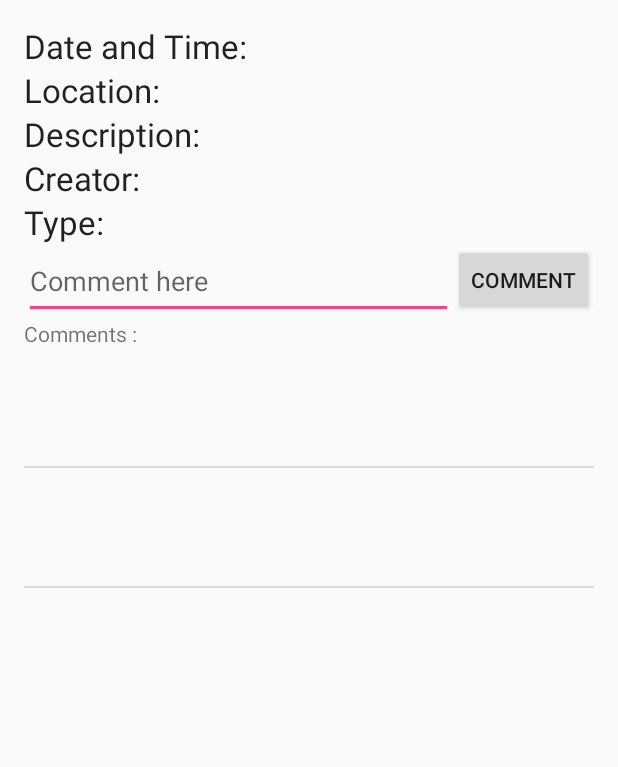
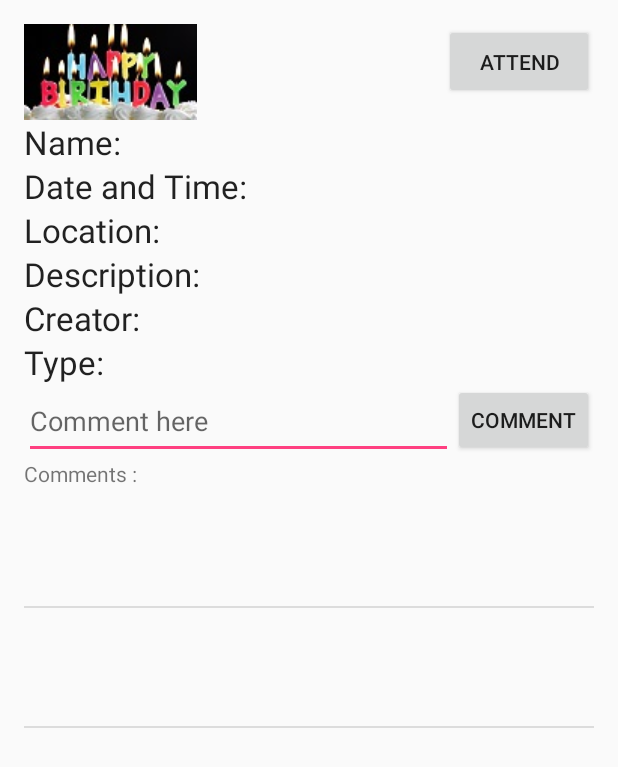
Before and after one commit to omerakin/Lets_Event_Application, an Android app: the layout activity_event_description.xml on its own in the app's theme, with its tools: preview values and no code run, on a phone screen of 412 x 824 dp. Shown: the top 767 px of the screen. Run offline under Robolectric (Android 15) with nearby library versions, the phone set to English and light mode, and no system bars.

Commit message:
Application is coming...

```diff
--- a/app/src/main/java/com/example/akin_/letseventapplication/EventDescriptionActivity.java
+++ b/app/src/main/java/com/example/akin_/letseventapplication/EventDescriptionActivity.java
@@ -156,11 +156,6 @@ public class EventDescriptionActivity extends AppCompatActivity {
 
     }
 
-
-
-
-
-
     private void runQuery() {
         ParseQuery<ParseObject> query = ParseQuery.getQuery("Comments");
         query.findInBackground(new FindCallback<ParseObject>() {
@@ -188,6 +183,7 @@ public class EventDescriptionActivity extends AppCompatActivity {
         });
 
     }
+
     private void afterQueryProcessing(String pname, String pcomment, String pdate, String pnumber) {
         // You can access m2Status here reliably,
         // assuming you only call this method
@@ -234,8 +230,9 @@ public class EventDescriptionActivity extends AppCompatActivity {
         commentBox.setText("");
         new RemoteDataTask().execute();
     }
+
     public void attendPressed(View view){
-        String asd;
+
         ParseObject testAccount = new ParseObject("Comments");
         testAccount.put("User", NameLastname);
         testAccount.put("Event", eventObjectId);
@@ -250,7 +247,6 @@ public class EventDescriptionActivity extends AppCompatActivity {
         commentBox.setText("");
         new RemoteDataTask().execute();
     }
-
 
     private void readObjectIdFromFile() {
 
--- a/app/src/main/java/com/example/akin_/letseventapplication/MapActivity.java
+++ b/app/src/main/java/com/example/akin_/letseventapplication/MapActivity.java
@@ -98,8 +98,8 @@ public class MapActivity extends FragmentActivity implements OnMapReadyCallback
         //latitude = myLocation.getLatitude();
         //longitude = myLocation.getLongitude();
 
-        latitude = 41.195160;
-        longitude = 29.050421;
+        latitude = 41.207189;
+        longitude = 29.076012;
 
         // Add a marker in myCoordinates and move the camera
         LatLng myCoordinates = new LatLng(latitude, longitude);
--- a/app/src/main/res/layout/activity_event_description.xml
+++ b/app/src/main/res/layout/activity_event_description.xml
@@ -20,7 +20,22 @@
                 android:id="@+id/imageView"
                 android:layout_alignParentTop="true"
                 android:layout_alignParentLeft="true"
-        android:layout_alignParentStart="true"/>
+                android:layout_alignParentStart="true"
+                android:background="@drawable/birthday"/>
+            <LinearLayout
+                android:layout_width="match_parent"
+                android:layout_height="wrap_content"
+                android:orientation="vertical"
+                android:gravity="right">
+            <Button
+                android:layout_width="100sp"
+                android:layout_height="50sp"
+                android:text="Attend"
+                android:layout_alignParentTop="true"
+                android:layout_toRightOf="@+id/imageView"
+                android:layout_alignBottom="@+id/imageView"
+                android:onClick="attendPressed"/>
+            </LinearLayout>
 
             <TextView
                 android:layout_width="wrap_content"
@@ -28,9 +43,9 @@
                 android:textAppearance="?android:attr/textAppearanceLarge"
                 android:text="Name:"
                 android:id="@+id/dEventNameLabel"
-        android:layout_alignParentTop="true"
-        android:layout_toRightOf="@+id/imageView"
-        android:layout_alignBottom="@+id/imageView"
+                android:layout_below="@+id/imageView"
+                android:layout_alignParentLeft="true"
+                android:layout_alignParentStart="true"
                 android:layout_alignParentRight="true"
                 android:layout_alignParentEnd="true" />
 
@@ -40,7 +55,7 @@
                 android:textAppearance="?android:attr/textAppearanceLarge"
                 android:text="Date and Time:"
                 android:id="@+id/dEventDateLabel"
-        android:layout_below="@+id/imageView"
+                android:layout_below="@+id/dEventNameLabel"
                 android:layout_alignParentLeft="true"
                 android:layout_alignParentStart="true"
                 android:layout_alignParentRight="true"
```
Lines whose indentation alone changed are shown as unchanged.
